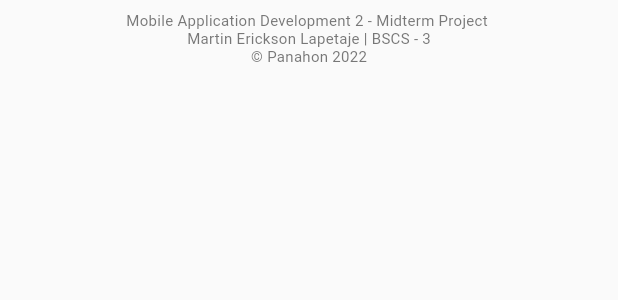
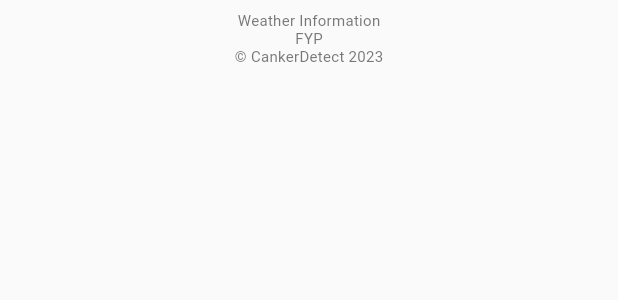
Before and after one commit to Sourav-Malani/Detect-Citrus-Canker, a Flutter app: the AppFooter widget shown alone on an empty page, opened directly, on a phone screen of 412 x 824 dp. Shown: the top 300 px of the screen. Run offline on Flutter 3.47's test engine with Material 2 defaults, Android fonts, the phone set to English and light mode, and no system bars; our stand-ins replace camera, cloud_firestore, connectivity_plus, easy_localization, firebase_auth, firebase_core and 17 more; missing offline and left inert: tflite_flutter_helper_plus, tflite_flutter_plus; accounts and stored records are empty; network calls fail.

```diff
--- a/lib/Community3/responsive/global_variables.dart
+++ b/lib/Community3/responsive/global_variables.dart
@@ -1,12 +1,8 @@
 import 'package:canker_detect/Community3/screens/homescreen.dart';
 
 import 'package:firebase_auth/firebase_auth.dart';
-import 'package:flutter/material.dart';
-import 'package:canker_detect/Community3/screens/feed_screens.dart';
 import 'package:canker_detect/Community3/screens/profileScreen.dart';
 import 'package:canker_detect/Community3/screens/search_screen.dart';
-import 'package:canker_detect/WeatherPage.dart';
-
 import '../screens/add_post_screen.dart';
 import 'package:canker_detect/WeatherNew/src/screen/home.dart';
 import 'package:canker_detect/WeatherNew/src/controllers/theme_controller.dart';
--- a/lib/Community3/screens/feed_screens.dart
+++ b/lib/Community3/screens/feed_screens.dart
@@ -1,6 +1,5 @@
 import 'package:cloud_firestore/cloud_firestore.dart';
 import 'package:flutter/material.dart';
-import 'package:canker_detect/utils/colors.dart';
 import 'package:canker_detect/Community3/widgets/post_card.dart';
 
 class FeedScreen extends StatelessWidget {
--- a/lib/Community3/screens/login_screen.dart
+++ b/lib/Community3/screens/login_screen.dart
@@ -3,7 +3,6 @@
 //import 'package:canker_detect/Community3/screens/homescreen.dart';
 import 'package:canker_detect/Community3/screens/signupscreen.dart';
 import 'package:canker_detect/utils/colors.dart';
-import 'package:canker_detect/utils/utils.dart';
 import 'package:canker_detect/Community3/widgets/text_field_input.dart';
 
 import '../responsive/mobilescreenlayout.dart';
--- a/lib/WeatherNew/src/screen/widgets/app_footer.dart
+++ b/lib/WeatherNew/src/screen/widgets/app_footer.dart
@@ -13,14 +13,14 @@
       padding: const EdgeInsets.all(8.0),
       child: Column(
         children: [
-          Text("Mobile Application Development 2 - Midterm Project ",
+          Text("Weather Information",
               style: Theme.of(context).textTheme.overline),
           Text(
-            "Martin Erickson Lapetaje | BSCS - 3",
+            "FYP",
             style: Theme.of(context).textTheme.overline,
           ),
           Text(
-            "© Panahon 2022",
+            "© CankerDetect 2023",
             style: Theme.of(context).textTheme.overline,
           ),
           // Text()
--- a/pubspec.yaml
+++ b/pubspec.yaml
@@ -110,7 +110,6 @@
   generate: true
   uses-material-design: true
   assets:
-    - images/
     - assets/icon/
     - assets/images/
     - assets/icons/
```
